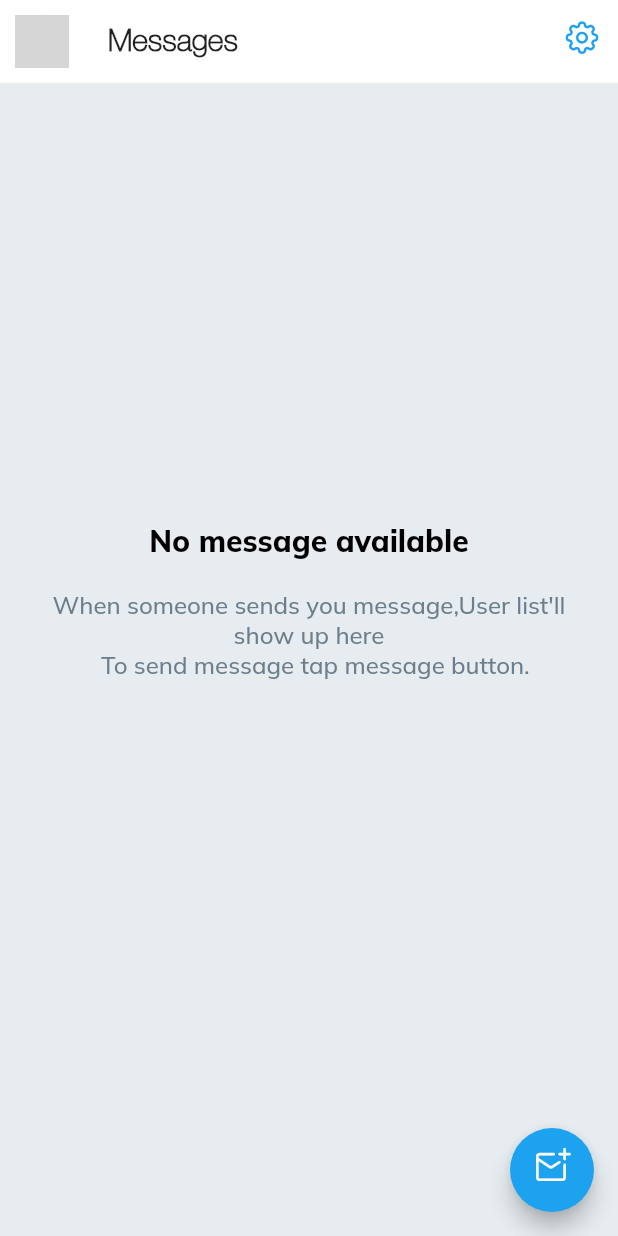
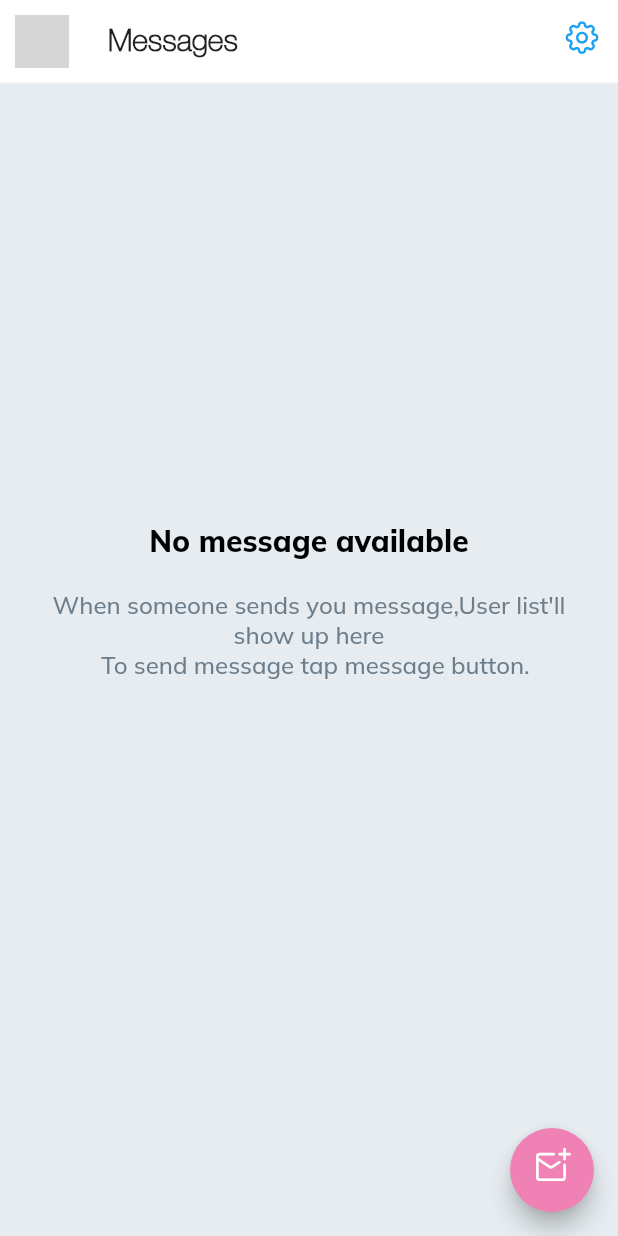
Before and after one commit to seatedro/Varta, a Flutter app: the ChatListPage screen opened directly, on a phone screen of 412 x 824 dp. Run offline on Flutter 3.47's test engine with Material 2 defaults, Android fonts, the phone set to English and light mode, and no system bars; our stand-ins replace cached_network_image, firebase_analytics, firebase_auth, firebase_database, firebase_messaging, firebase_remote_config and 5 more; accounts and stored records are empty; network calls fail; statements that could not run were skipped; grey boxes are pictures that could not be loaded.

Commit message:
Changed blue to pink

```diff
--- a/lib/helper/theme.dart
+++ b/lib/helper/theme.dart
@@ -31,6 +31,7 @@ class TwitterColor {
   static final Color paleSky = Color.fromRGBO(101, 119, 133, 1.0);
   static final Color ceriseRed = Color.fromRGBO(224, 36, 94, 1.0);
   static final Color paleSky50 = Color.fromRGBO(101, 118, 133, 0.5);
+  static final Color lightPink = Color.fromRGBO(239, 129, 180, 1.0);
 }
 
 class AppColor{
@@ -41,15 +42,16 @@ class AppColor{
   static final Color extraLightGrey = Color(0xffE1E8ED);
   static final Color extraExtraLightGrey = Color(0xfF5F8FA);
   static final Color white = Color(0xFFffffff);
+  static final Color pink = Color(0xffef81b4);
 }
 class AppTheme{
   static final ThemeData apptheme = ThemeData(
-    primarySwatch: Colors.blue,
+    primarySwatch: Colors.pink,
     // fontFamily: 'HelveticaNeue',
     backgroundColor: TwitterColor.white,
-    accentColor: TwitterColor.dodgetBlue,
+    accentColor: TwitterColor.lightPink,
     brightness: Brightness.light,
-    primaryColor: AppColor.primary,
+    primaryColor: AppColor.pink,
     cardColor: Colors.white,
     unselectedWidgetColor: Colors.grey,
     bottomAppBarColor: Colors.white,
@@ -59,7 +61,7 @@ class AppTheme{
     appBarTheme: AppBarTheme(
       brightness: Brightness.light,
       color: TwitterColor.white,
-      iconTheme: IconThemeData(color: TwitterColor.dodgetBlue,),
+      iconTheme: IconThemeData(color: TwitterColor.lightPink,),
       elevation: 0,
       textTheme:  TextTheme(
         title: TextStyle(
@@ -68,14 +70,14 @@ class AppTheme{
           fontStyle: FontStyle.normal),
         )),
         tabBarTheme: TabBarTheme(
-          labelStyle: titleStyle.copyWith(color: TwitterColor.dodgetBlue),
+          labelStyle: titleStyle.copyWith(color: TwitterColor.lightPink),
           unselectedLabelColor: AppColor.darkGrey,
           unselectedLabelStyle: titleStyle.copyWith(color: AppColor.darkGrey),
-          labelColor: TwitterColor.dodgetBlue,
+          labelColor: TwitterColor.lightPink,
           labelPadding: EdgeInsets.symmetric(vertical: 12),
         ),
         floatingActionButtonTheme: FloatingActionButtonThemeData(
-          backgroundColor:   TwitterColor.dodgetBlue,
+          backgroundColor:   TwitterColor.lightPink,
         ),
         colorScheme: ColorScheme(
           background: Colors.white,
@@ -85,8 +87,8 @@ class AppTheme{
           onSecondary: Colors.white,
           onSurface: Colors.black,
           error: Colors.red,
-          primary: Colors.blue,
-          primaryVariant: Colors.blue,
+          primary: Colors.pink,
+          primaryVariant: Colors.pink,
           secondary: AppColor.secondary,
           secondaryVariant: AppColor.darkGrey,
           surface: Colors.white,
--- a/lib/page/settings/widgets/settingsAppbar.dart
+++ b/lib/page/settings/widgets/settingsAppbar.dart
@@ -23,7 +23,7 @@ class SettingsAppBar extends StatelessWidget implements PreferredSizeWidget {
           )
         ],
       ),
-      iconTheme: IconThemeData(color: Colors.blue),
+      iconTheme: IconThemeData(color: TwitterColor.lightPink),
       backgroundColor: Colors.white,
     );
   }
```
